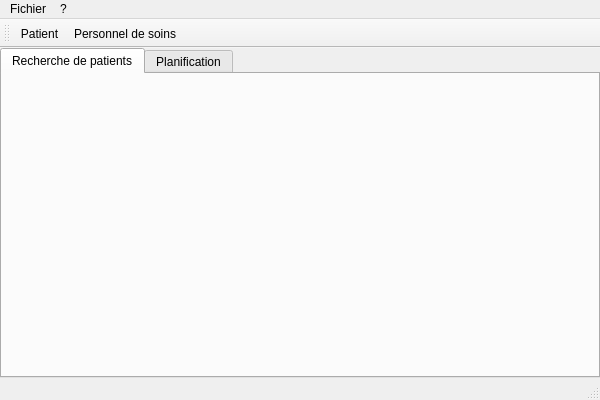
This is QT/TP1/Introduction/mainwindow.ui in RakSrinaNa/DI4---QT as Qt 5 draws it before an edit. The edited form follows.
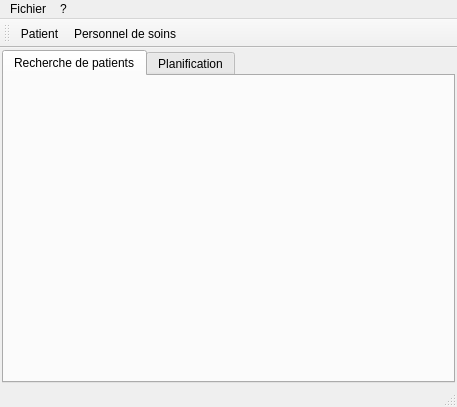
This is the edited form.

Commit message: Main frame fill space

Diff of the .ui file:
```diff
--- a/QT/TP1/Introduction/mainwindow.ui
+++ b/QT/TP1/Introduction/mainwindow.ui
@@ -9,28 +9,37 @@
    <rect>
     <x>0</x>
     <y>0</y>
-    <width>600</width>
-    <height>400</height>
+    <width>457</width>
+    <height>407</height>
    </rect>
   </property>
   <property name="windowTitle">
    <string>MainWindow</string>
   </property>
   <widget class="QWidget" name="centralWidget">
+   <layout class="QVBoxLayout" name="verticalLayout">
+    <property name="spacing">
+     <number>0</number>
+    </property>
+    <property name="leftMargin">
+     <number>2</number>
+    </property>
+    <property name="topMargin">
+     <number>2</number>
+    </property>
+    <property name="rightMargin">
+     <number>2</number>
+    </property>
+    <property name="bottomMargin">
+     <number>2</number>
+    </property>
+    <item>
    <widget class="QTabWidget" name="tabWidget">
     <property name="enabled">
      <bool>true</bool>
     </property>
-    <property name="geometry">
-     <rect>
-      <x>0</x>
-      <y>0</y>
-      <width>600</width>
-      <height>330</height>
-     </rect>
-    </property>
     <property name="sizePolicy">
-     <sizepolicy hsizetype="Maximum" vsizetype="Expanding">
+       <sizepolicy hsizetype="Expanding" vsizetype="Expanding">
       <horstretch>0</horstretch>
       <verstretch>0</verstretch>
      </sizepolicy>
@@ -48,12 +57,21 @@
      <number>0</number>
     </property>
     <widget class="QWidget" name="tab">
+       <property name="sizePolicy">
+        <sizepolicy hsizetype="Preferred" vsizetype="Preferred">
+         <horstretch>0</horstretch>
+         <verstretch>0</verstretch>
+        </sizepolicy>
+       </property>
      <property name="minimumSize">
       <size>
        <width>200</width>
        <height>225</height>
       </size>
      </property>
+       <property name="layoutDirection">
+        <enum>Qt::LeftToRight</enum>
+       </property>
      <attribute name="title">
       <string>Recherche de patients</string>
      </attribute>
@@ -64,14 +82,16 @@
      </attribute>
     </widget>
    </widget>
+    </item>
+   </layout>
   </widget>
   <widget class="QMenuBar" name="menuBar">
    <property name="geometry">
     <rect>
      <x>0</x>
      <y>0</y>
-     <width>600</width>
-     <height>21</height>
+     <width>457</width>
+     <height>22</height>
     </rect>
    </property>
    <widget class="QMenu" name="menuFichier">
```
Lines whose indentation alone changed are shown as unchanged.
